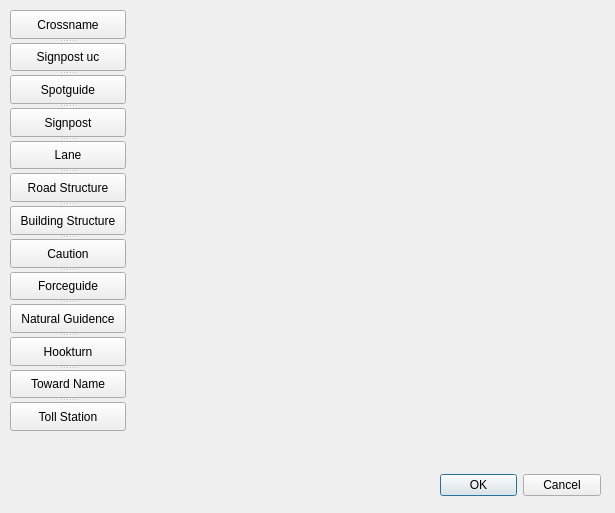
First picture: the form in Suntec/QgisPyPlugin/RdbViewer/GuideDlgDesign.ui, repository 15831944/tphProjects, before the edit.
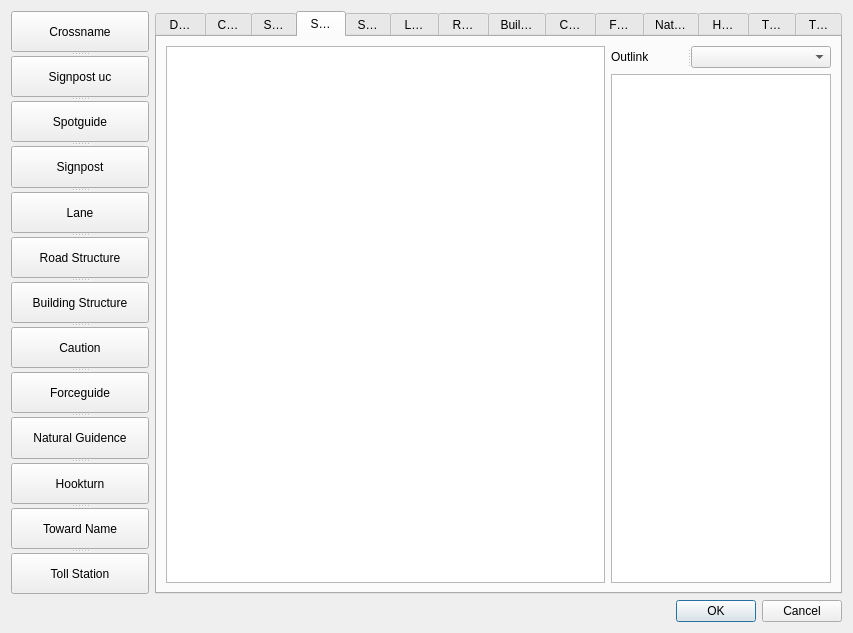
Second picture: the form after the edit.

The edit to the form file:
```diff
--- a/Suntec/QgisPyPlugin/RdbViewer/GuideDlgDesign.ui
+++ b/Suntec/QgisPyPlugin/RdbViewer/GuideDlgDesign.ui
@@ -6,22 +6,16 @@
    <rect>
     <x>0</x>
     <y>0</y>
-    <width>615</width>
-    <height>513</height>
+    <width>853</width>
+    <height>633</height>
    </rect>
   </property>
   <property name="windowTitle">
    <string>Guide List</string>
   </property>
+  <layout class="QGridLayout" name="gridLayout" rowstretch="0,0" columnstretch="1,5">
+   <item row="1" column="1">
   <widget class="QSplitter" name="splitter">
-   <property name="geometry">
-    <rect>
-     <x>440</x>
-     <y>470</y>
-     <width>161</width>
-     <height>31</height>
-    </rect>
-   </property>
    <property name="orientation">
     <enum>Qt::Horizontal</enum>
    </property>
@@ -34,15 +28,9 @@
     </property>
    </widget>
   </widget>
+   </item>
+   <item row="0" column="0">
   <widget class="QSplitter" name="splitter_2">
-   <property name="geometry">
-    <rect>
-     <x>10</x>
-     <y>10</y>
-     <width>116</width>
-     <height>421</height>
-    </rect>
-   </property>
    <property name="orientation">
     <enum>Qt::Vertical</enum>
    </property>
@@ -112,6 +100,152 @@
     </property>
    </widget>
   </widget>
+   </item>
+   <item row="0" column="1">
+    <widget class="QTabWidget" name="tabWidgetMain">
+     <property name="sizePolicy">
+      <sizepolicy hsizetype="Expanding" vsizetype="Expanding">
+       <horstretch>0</horstretch>
+       <verstretch>0</verstretch>
+      </sizepolicy>
+     </property>
+     <property name="layoutDirection">
+      <enum>Qt::LeftToRight</enum>
+     </property>
+     <property name="tabPosition">
+      <enum>QTabWidget::North</enum>
+     </property>
+     <property name="tabShape">
+      <enum>QTabWidget::Rounded</enum>
+     </property>
+     <property name="currentIndex">
+      <number>3</number>
+     </property>
+     <property name="iconSize">
+      <size>
+       <width>16</width>
+       <height>16</height>
+      </size>
+     </property>
+     <property name="elideMode">
+      <enum>Qt::ElideRight</enum>
+     </property>
+     <property name="usesScrollButtons">
+      <bool>true</bool>
+     </property>
+     <property name="documentMode">
+      <bool>false</bool>
+     </property>
+     <property name="tabsClosable">
+      <bool>false</bool>
+     </property>
+     <property name="movable">
+      <bool>false</bool>
+     </property>
+     <widget class="QWidget" name="tabDefault">
+      <attribute name="title">
+       <string>Default</string>
+      </attribute>
+     </widget>
+     <widget class="QWidget" name="tabCrossName">
+      <attribute name="title">
+       <string>CrossName</string>
+      </attribute>
+     </widget>
+     <widget class="QWidget" name="tabSignpostUC">
+      <attribute name="title">
+       <string>SignpostUC</string>
+      </attribute>
+     </widget>
+     <widget class="QWidget" name="tabSpotguide">
+      <attribute name="title">
+       <string>Spotguide</string>
+      </attribute>
+      <layout class="QGridLayout" name="gridLayout_3" columnstretch="2,1">
+       <item row="0" column="0" rowspan="2">
+        <widget class="QGraphicsView" name="graphicsViewSpotguide"/>
+       </item>
+       <item row="0" column="1">
+        <widget class="QSplitter" name="splitter_3">
+         <property name="orientation">
+          <enum>Qt::Horizontal</enum>
+         </property>
+         <widget class="QLabel" name="label">
+          <property name="text">
+           <string>Outlink</string>
+          </property>
+          <property name="indent">
+           <number>-1</number>
+          </property>
+         </widget>
+         <widget class="QComboBox" name="comboBoxSpotguideOutlinkid"/>
+        </widget>
+       </item>
+       <item row="1" column="1">
+        <widget class="QTextEdit" name="textEditSpotguideInfo">
+         <property name="readOnly">
+          <bool>true</bool>
+         </property>
+        </widget>
+       </item>
+      </layout>
+     </widget>
+     <widget class="QWidget" name="tabSignpost">
+      <attribute name="title">
+       <string>Signpost</string>
+      </attribute>
+     </widget>
+     <widget class="QWidget" name="tabLane">
+      <attribute name="title">
+       <string>Lane</string>
+      </attribute>
+     </widget>
+     <widget class="QWidget" name="tabRoadStructure">
+      <attribute name="title">
+       <string>RoadStructure</string>
+      </attribute>
+     </widget>
+     <widget class="QWidget" name="tabBuildingStructure">
+      <attribute name="title">
+       <string>BuildingStructure</string>
+      </attribute>
+     </widget>
+     <widget class="QWidget" name="tabCaution">
+      <attribute name="title">
+       <string>Caution</string>
+      </attribute>
+     </widget>
+     <widget class="QWidget" name="tabForceguide">
+      <attribute name="title">
+       <string>Forceguide</string>
+      </attribute>
+     </widget>
+     <widget class="QWidget" name="tabNaturalGuidence">
+      <attribute name="title">
+       <string>NaturalGuidence</string>
+      </attribute>
+     </widget>
+     <widget class="QWidget" name="tabHookturn">
+      <attribute name="title">
+       <string>Hookturn</string>
+      </attribute>
+     </widget>
+     <widget class="QWidget" name="tabTowardName">
+      <attribute name="title">
+       <string>TowardName</string>
+      </attribute>
+     </widget>
+     <widget class="QWidget" name="tabTollStation">
+      <attribute name="title">
+       <string>TollStation</string>
+      </attribute>
+     </widget>
+    </widget>
+   </item>
+  </layout>
+  <zorder>tabWidgetMain</zorder>
+  <zorder>splitter</zorder>
+  <zorder>splitter_2</zorder>
  </widget>
  <resources/>
  <connections>
```
Lines whose indentation alone changed are shown as unchanged.
